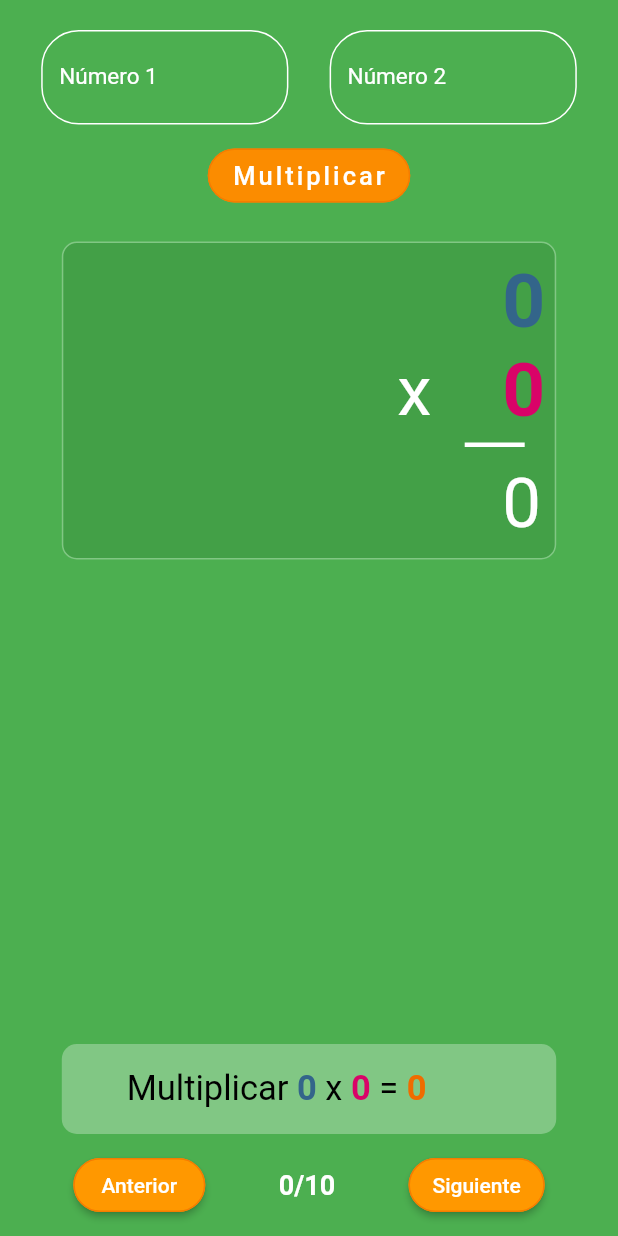
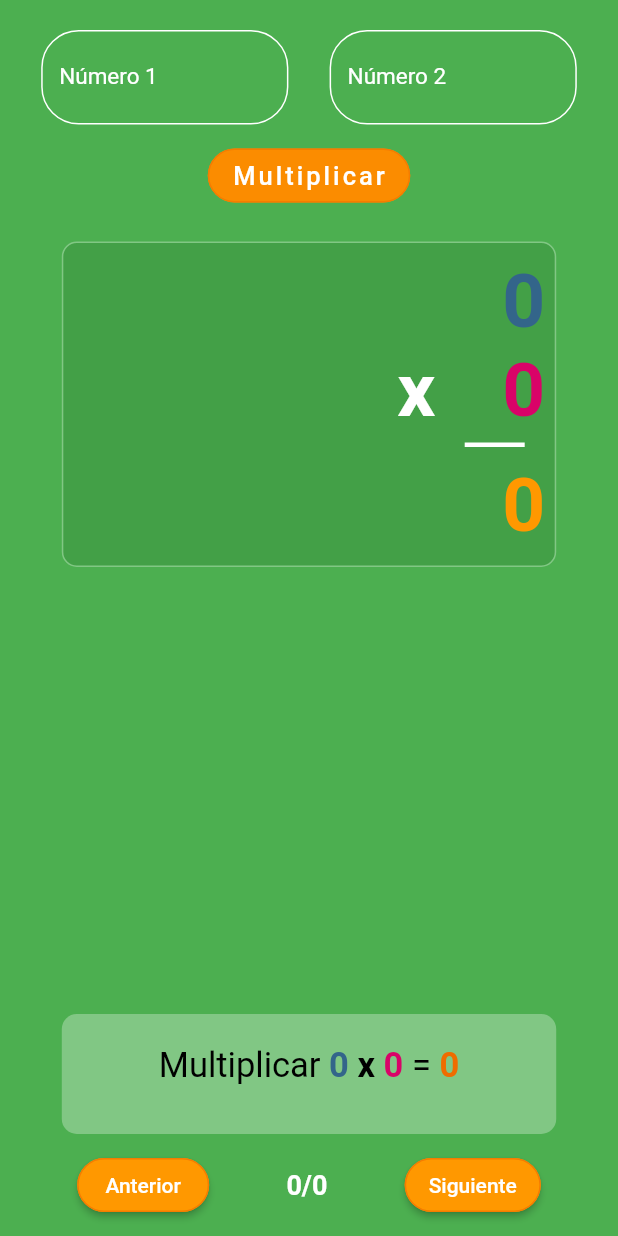
Before and after one commit to JovannyRch/solucion-multiplicaciones, a Flutter app: the screen it shows after launch, after a tap on "Multiplicar", on a phone screen of 412 x 824 dp. Run offline on Flutter 3.47's test engine with Material 2 defaults, Android fonts, the phone set to English and light mode, and no system bars.

Commit message:
Adding colors

```diff
--- /dev/null
+++ b/lib/StepClass.dart
@@ -0,0 +1,11 @@
+enum TypeStep { product }
+
+class Step {
+  TypeStep type = TypeStep.product;
+  int index1;
+  int index2;
+  int indexRes;
+
+  String explanation;
+  Step(this.index1, this.index2, this.indexRes, this.explanation);
+}
--- a/lib/screens/home_screen.dart
+++ b/lib/screens/home_screen.dart
@@ -21,14 +21,19 @@ class _HomeScreenState extends State<HomeScreen> {
   TextEditingController _c2 = TextEditingController();
   bool showStepByStep = false;
   String explanation = "";
-  String carrier = "";
+  int carrier = 0;
   int currentStep = 0;
   int totalSteps = 10;
   int index1 = 0;
   int index2 = 0;
+  int indexRes = 0;
+  int indexRow = 0;
+  int indexRowChar = 0;
 
   Color c1 = Color(0xFF33658A);
   Color c2 = Color(0xFFD90368);
+  Color c3 = Colors.orange;
+  Color colorCarrier = Color(0xFF291720);
   Color resultColor = Colors.orange[800];
   Widget explanationWidget = Container();
   final styleText = TextStyle(
@@ -109,20 +114,39 @@ class _HomeScreenState extends State<HomeScreen> {
     );
     return Container(
       margin: EdgeInsets.only(bottom: 10.0),
-      height: 60.0,
+      height: 80.0,
+      padding: EdgeInsets.symmetric(vertical: 10.0, horizontal: 10.0),
       width: _size.width * 0.8,
       decoration: BoxDecoration(
         color: Colors.green[300],
         borderRadius: BorderRadius.circular(10.0),
       ),
-      child: Row(
+      child: Column(
         mainAxisAlignment: MainAxisAlignment.spaceEvenly,
+        crossAxisAlignment: CrossAxisAlignment.center,
         children: <Widget>[
           explanationWidget,
-          Text(
-            carrier,
-            style: textStyle,
-          ),
+          carrier == 0
+              ? Container()
+              : Container(
+                  child: Row(
+                    mainAxisAlignment: MainAxisAlignment.center,
+                    children: [
+                      Text(
+                        "y llevamos: ",
+                        style: textStyle,
+                      ),
+                      Text(
+                        "$carrier",
+                        style: textStyle.copyWith(
+                          color: colorCarrier,
+                          fontSize: 20.0,
+                          fontWeight: FontWeight.bold,
+                        ),
+                      )
+                    ],
+                  ),
+                ),
         ],
       ),
     );
@@ -248,25 +272,45 @@ class _HomeScreenState extends State<HomeScreen> {
       if (i == listResultMultiplications.length - 1 &&
           listResultMultiplications.length > 1) {
         sizeOfLastMultiplication = m.length;
-        result.add(_line("+" + addSpaces(m, i)));
+        result.add(_line(
+          "+" + addSpaces(m, i),
+          typeIndex: 3,
+          indexRow: i,
+          over: i,
+        ));
       } else {
-        result.add(_line(addSpaces(m, i)));
+        result.add(
+          _line(
+            addSpaces(
+              m,
+              i,
+            ),
+            typeIndex: 3,
+            indexRow: i,
+            over: i,
+          ),
+        );
       }
     }
     return result;
   }
 
   Widget _lineItem(String char, int index, int typeIndex, int size,
-      {bool isResult = false}) {
+      {bool isResult = false, int indexRow = -1}) {
     bool isBolded = false;
     Color c = Colors.white;
     if (typeIndex != null) {
+      isBolded = true;
       if (typeIndex == 1 && (size - 1 - index) == index1) {
         c = c1;
-        isBolded = true;
       } else if (typeIndex == 2 && (size - 1 - index) == index2) {
-        isBolded = true;
         c = c2;
+      } else if (typeIndex == 3) {
+        if (listResultMultiplications.length - 1 == index1 &&
+            indexRow == index1 &&
+            (size - 1 - index) == indexRowChar) {
+          c = c3;
+        }
       }
     }
     return Container(
@@ -284,15 +328,17 @@ class _HomeScreenState extends State<HomeScreen> {
     );
   }
 
-  Widget _line(String text, {bool isResult = false, int typeIndex}) {
+  Widget _line(String text,
+      {bool isResult = false, int typeIndex, int indexRow = -1, int over = 0}) {
     List<Widget> _items = [];
     for (int i = 0; i < text.length; i++) {
       _items.add(_lineItem(
         text[i],
-        i,
+        i + over,
         typeIndex,
         text.length,
         isResult: isResult,
+        indexRow: indexRow,
       ));
     }
 
@@ -333,6 +379,7 @@ class _HomeScreenState extends State<HomeScreen> {
   }
 
   List<String> getMultiplications(String n1x, String n2x) {
+    carrier = 0;
     List<String> steps = [];
     List<String> n1;
     List<String> n2;
@@ -347,22 +394,25 @@ class _HomeScreenState extends State<HomeScreen> {
     int val1;
     int val2;
     int result;
-    int aux = 0;
 
     print("------------------------");
     int currentStepFunction = 0;
     index1 = 0;
     index2 = 0;
+    indexRow = 0;
     explanationWidget = Container();
+
     for (int i = 0; i < n1.length; i++) {
       String x1 = n1[i];
       String resultLine = "";
-      index2 = i;
+      index1 = i;
       for (int j = 0; j < n2.length; j++) {
         index2 = j;
+
         String x2 = n2[j];
         val1 = int.parse(x1);
         val2 = int.parse(x2);
+
         result = val1 * val2;
         explanation = "Multiplicar $x1 x $x2 = $result";
         List<Widget> items = [
@@ -370,27 +420,32 @@ class _HomeScreenState extends State<HomeScreen> {
           Text("$x1",
               style:
                   styleText.copyWith(color: c1, fontWeight: FontWeight.bold)),
-          Text(" x ", style: styleText),
+          Text(" x ", style: styleText.copyWith(fontWeight: FontWeight.bold)),
           Text("$x2",
               style:
                   styleText.copyWith(color: c2, fontWeight: FontWeight.bold)),
           Text(" = ", style: styleText)
         ];
-        if (aux != 0) {
-          items.add(Text("$result; $result + $aux = ", style: styleText));
-          result = result + aux;
-          //print("Llevabas $aux, result: $result");
+        if (carrier != 0) {
+          items.add(Text("$result; $result + $carrier = ", style: styleText));
+          result = result + carrier;
+          //print("Llevabas $carrier, result: $result");
         }
-        if (result > 10 && j != n2.length - 1) {
-          aux = (result / 10).floor();
-          //print("se lleva $aux");
-          items.add(Text("$aux", style: styleText));
+        if (result >= 10 && j != n2.length - 1) {
+          carrier = (result / 10).floor();
+          //print("se lleva $carrier");
+          items.add(Text("$carrier",
+              style: styleText.copyWith(
+                color: colorCarrier,
+                fontWeight: FontWeight.bold,
+              )));
           result = result % 10;
         } else {
-          aux = 0;
+          carrier = 0;
         }
 
         explanationWidget = Row(
+          mainAxisAlignment: MainAxisAlignment.center,
           children: [
             ...items,
             Text("$result",
@@ -400,7 +455,7 @@ class _HomeScreenState extends State<HomeScreen> {
         );
         resultLine = "$result" + resultLine;
 
-        print("C $currentStep == $currentStepFunction");
+        ///print("C $currentStep == $currentStepFunction");
         if (currentStep == currentStepFunction) {
           break;
         } else {
@@ -409,6 +464,8 @@ class _HomeScreenState extends State<HomeScreen> {
       }
 
       steps.add(resultLine);
+
+      indexRowChar = resultLine.length - 1;
       if (currentStep == currentStepFunction) {
         break;
       }
@@ -438,6 +495,7 @@ class _HomeScreenState extends State<HomeScreen> {
           FlatButton(
             color: Colors.orange[600],
             onPressed: () {
+              totalSteps = (number1.length * number2.length) - 1;
               solve();
             },
             child: Text(
```
